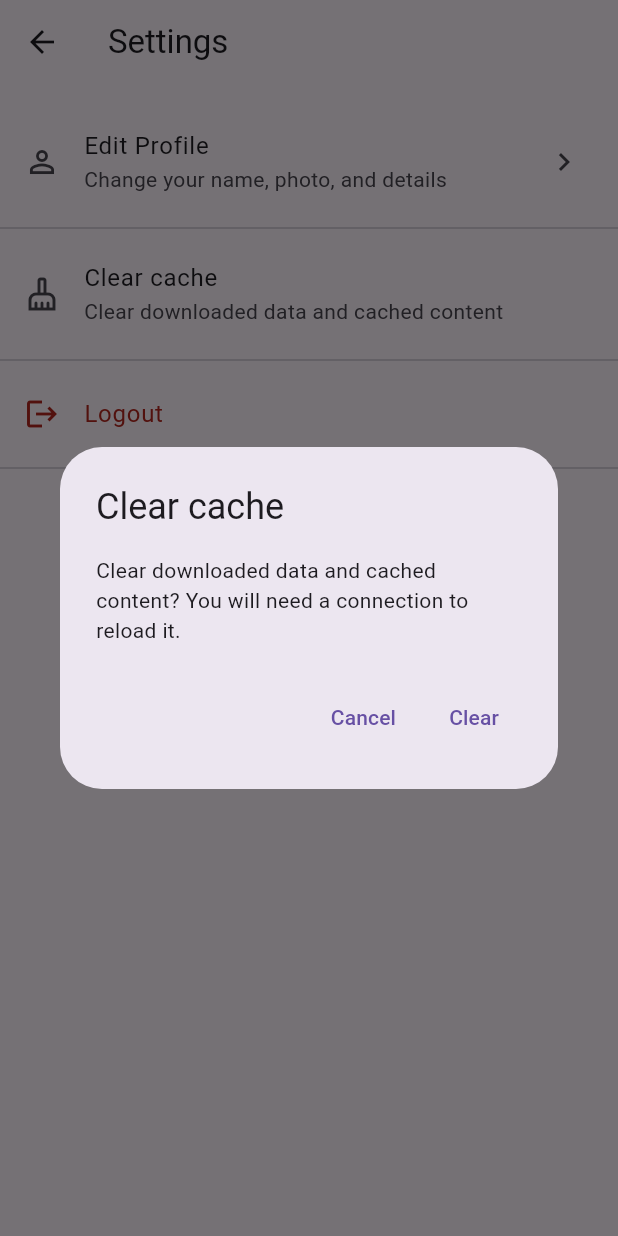
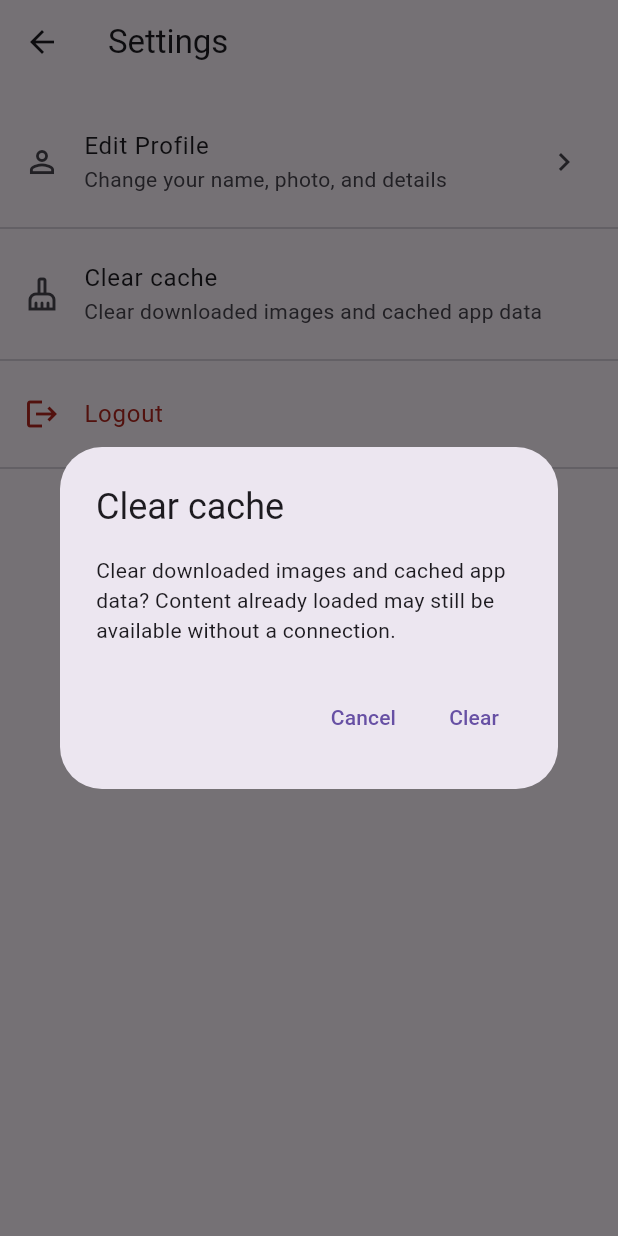
Before and after one commit to bsand49/everything-passport, a Flutter app: the SettingsScreen screen opened directly, after a tap on "Clear cache", on a phone screen of 412 x 824 dp. Run offline on Flutter 3.47's test engine with Material 3 defaults, Android fonts, the phone set to English and light mode, and no system bars; our stand-ins replace cached_network_image, cloud_firestore, firebase_auth, firebase_core, firebase_storage, flutter_cache_manager and 5 more; missing offline and left inert: country_flags; accounts and stored records are empty; generated files the repository leaves out were written again.

Commit message:
fix(mobile): address caching review feedback
- MetadataService only refreshes the TTL for server-backed snapshots;
  offline-cache reads no longer extend freshness (with test).
- CacheService.clearAll propagates image-cache failures so Settings
  reports them instead of claiming success; the image clearer is
  injectable for tests.
- Clear-cache dialog/subtitle copy no longer implies Firestore offline
  data is removed.
- isUsernameAvailable prefers Source.server with a cache fallback; the
  save transaction remains authoritative.
- CHANGELOG and mobile/README document the TTL and Clear cache action.

Generated with [Devin](https://devin.ai)

Co-Authored-By: Devin <158243242+devin-ai-integration[bot]@users.noreply.github.com>

```diff
--- a/mobile/lib/screens/settings_screen.dart
+++ b/mobile/lib/screens/settings_screen.dart
@@ -58,8 +58,8 @@ class SettingsScreen extends StatelessWidget {
       builder: (context) => AlertDialog(
         title: const Text('Clear cache'),
         content: const Text(
-          'Clear downloaded data and cached content? You will need a '
-          'connection to reload it.',
+          'Clear downloaded images and cached app data? Content already '
+          'loaded may still be available without a connection.',
         ),
         actions: [
           TextButton(
@@ -122,7 +122,7 @@ class SettingsScreen extends StatelessWidget {
           ListTile(
             leading: const Icon(Icons.cleaning_services_outlined),
             title: const Text('Clear cache'),
-            subtitle: const Text('Clear downloaded data and cached content'),
+            subtitle: const Text('Clear downloaded images and cached app data'),
             onTap: () => _handleClearCache(context),
           ),
           const Divider(),
--- a/mobile/lib/services/cache_service.dart
+++ b/mobile/lib/services/cache_service.dart
@@ -1,5 +1,4 @@
 import 'package:flutter_cache_manager/flutter_cache_manager.dart';
-import 'package:flutter/foundation.dart';
 
 import 'metadata_service.dart';
 
@@ -11,17 +10,21 @@ import 'metadata_service.dart';
 /// snapshot listeners are active, and the persisted cache is already scoped
 /// per install and bounded by `Settings.cacheSizeBytes`.
 class CacheService {
-  CacheService({required MetadataService service}) : _metadataService = service;
+  CacheService({
+    required MetadataService service,
+    Future<void> Function()? clearImageCache,
+  }) : _metadataService = service,
+       _clearImageCache = clearImageCache ?? DefaultCacheManager().emptyCache;
 
   final MetadataService _metadataService;
+  final Future<void> Function() _clearImageCache;
 
   /// Clears all app-managed caches.
+  ///
+  /// Throws if the image cache cannot be cleared so callers can report the
+  /// failure instead of claiming success.
   Future<void> clearAll() async {
     await _metadataService.clearCache();
-    try {
-      await DefaultCacheManager().emptyCache();
-    } catch (e) {
-      debugPrint('Error clearing image cache: $e');
-    }
+    await _clearImageCache();
   }
 }
```
Also changed, not shown: mobile/lib/services/metadata_service.dart (+6 -1 lines), mobile/lib/services/user_profile_service.dart (+12 -3 lines), 5 other files.
